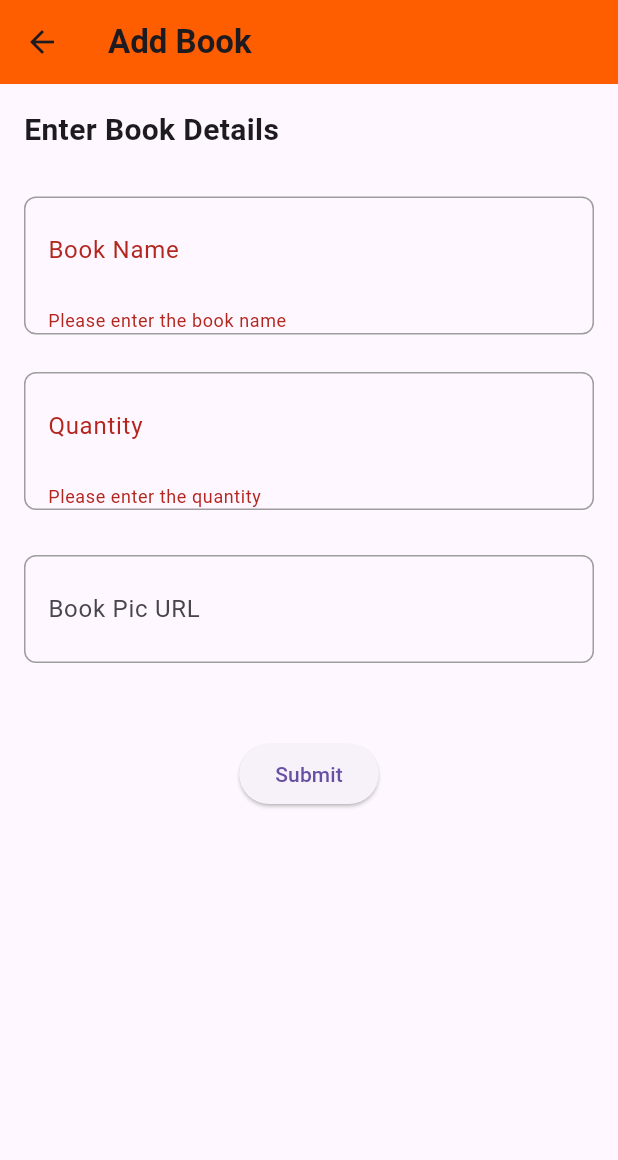
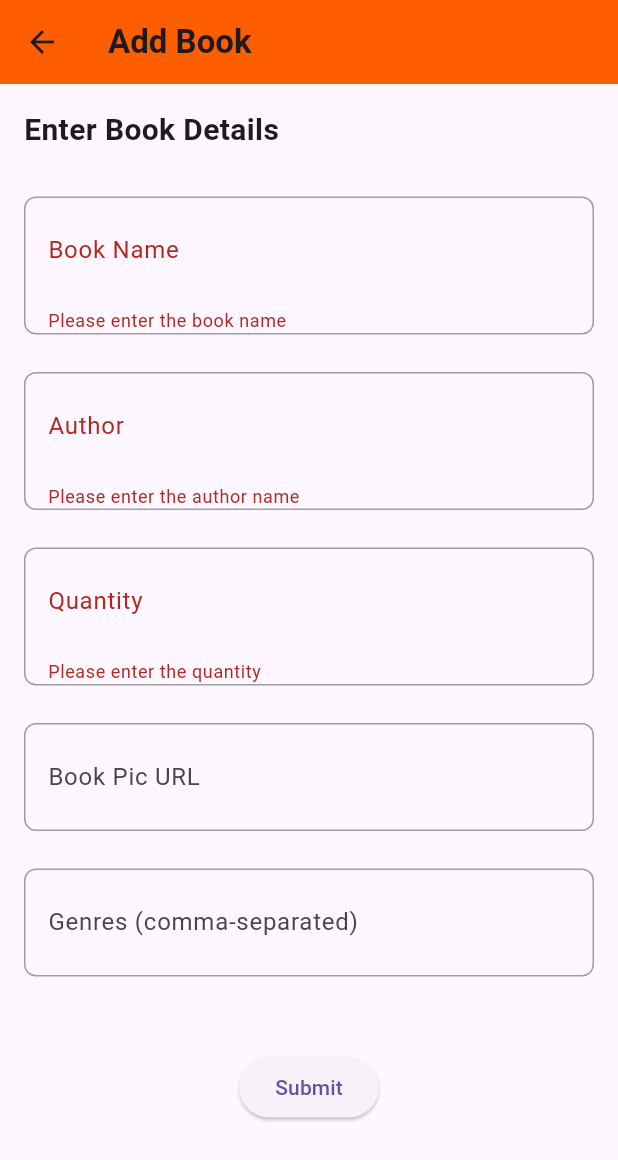
Before and after one commit to Yashwanth12321/LMS, a Flutter app: the AddBook screen opened directly, after a tap on "Submit", on a phone screen of 412 x 824 dp. Shown: the top 1160 px of the screen. Run offline on Flutter 3.47's test engine with Material 3 defaults, Android fonts, the phone set to English and light mode, and no system bars; our stand-ins replace barcode_widget, cloud_firestore, firebase_auth, firebase_core, qr_flutter; missing offline and left inert: flutter_barcode_scanner; accounts and stored records are empty.

Commit message:
vip changed

```diff
--- a/lib/Admin_Pages/add_book.dart
+++ b/lib/Admin_Pages/add_book.dart
@@ -11,9 +11,12 @@ class AddBook extends StatefulWidget {
 class _AddBookState extends State<AddBook> {
   final _formKey = GlobalKey<FormState>();
   String? _bookName;
+  String? _author;
   int? _quantity;
   String? _bookUrl = ''; // Default photo URL
+  List<String>? _genres = []; // List to store genres
   int? _isBorrowed;
+
   Future<void> _submitForm() async {
     if (_formKey.currentState!.validate()) {
       _formKey.currentState!.save();
@@ -41,8 +44,10 @@ Future<void> _submitForm() async {
           _quantity!,
           (index) => {
             'name': _bookName,
+            'author': _author,
             'quantity': 1, // Each book starts with a quantity of 1
             'photoUrl': _bookUrl,
+            'genres': _genres, // Add genres to book data
             'isBorrowed': 0, // New book is not borrowed by default
           },
         );
@@ -140,6 +145,32 @@ Future<void> _submitForm() async {
                 ),
                 child: TextFormField(
                   decoration: const InputDecoration(
+                    labelText: 'Author',
+                    contentPadding: EdgeInsets.all(15.0),
+                    border: InputBorder.none,
+                  ),
+                  validator: (value) {
+                    if (value == null || value.isEmpty) {
+                      return 'Please enter the author name';
+                    }
+                    return null;
+                  },
+                  onSaved: (value) {
+                    _author = value;
+                  },
+                ),
+              ),
+              const SizedBox(height: 25),
+              Container(
+                decoration: BoxDecoration(
+                  border: Border.all(
+                    color: Colors.grey,
+                    width: 1.0,
+                  ),
+                  borderRadius: BorderRadius.circular(8.0),
+                ),
+                child: TextFormField(
+                  decoration: const InputDecoration(
                     labelText: 'Quantity',
                     contentPadding: EdgeInsets.all(15.0),
                     border: InputBorder.none,
@@ -156,7 +187,7 @@ Future<void> _submitForm() async {
                   },
                 ),
               ),
-              const SizedBox(height: 30),
+              const SizedBox(height: 25),
               Container(
                 decoration: BoxDecoration(
                   border: Border.all(
@@ -176,6 +207,26 @@ Future<void> _submitForm() async {
                   },
                 ),
               ),
+              const SizedBox(height: 25),
+              Container(
+                decoration: BoxDecoration(
+                  border: Border.all(
+                    color: Colors.grey,
+                    width: 1.0,
+                  ),
+                  borderRadius: BorderRadius.circular(8.0),
+                ),
+                child: TextFormField(
+                  decoration: const InputDecoration(
+                    labelText: 'Genres (comma-separated)',
+                    contentPadding: EdgeInsets.all(15.0),
+                    border: InputBorder.none,
+                  ),
+                  onSaved: (value) {
+                    _genres = value!.split(',').map((genre) => genre.trim()).toList();
+                  },
+                ),
+              ),
               const SizedBox(height: 50),
               Center(
                 child: ElevatedButton(
```
Lines whose indentation alone changed are shown as unchanged.
